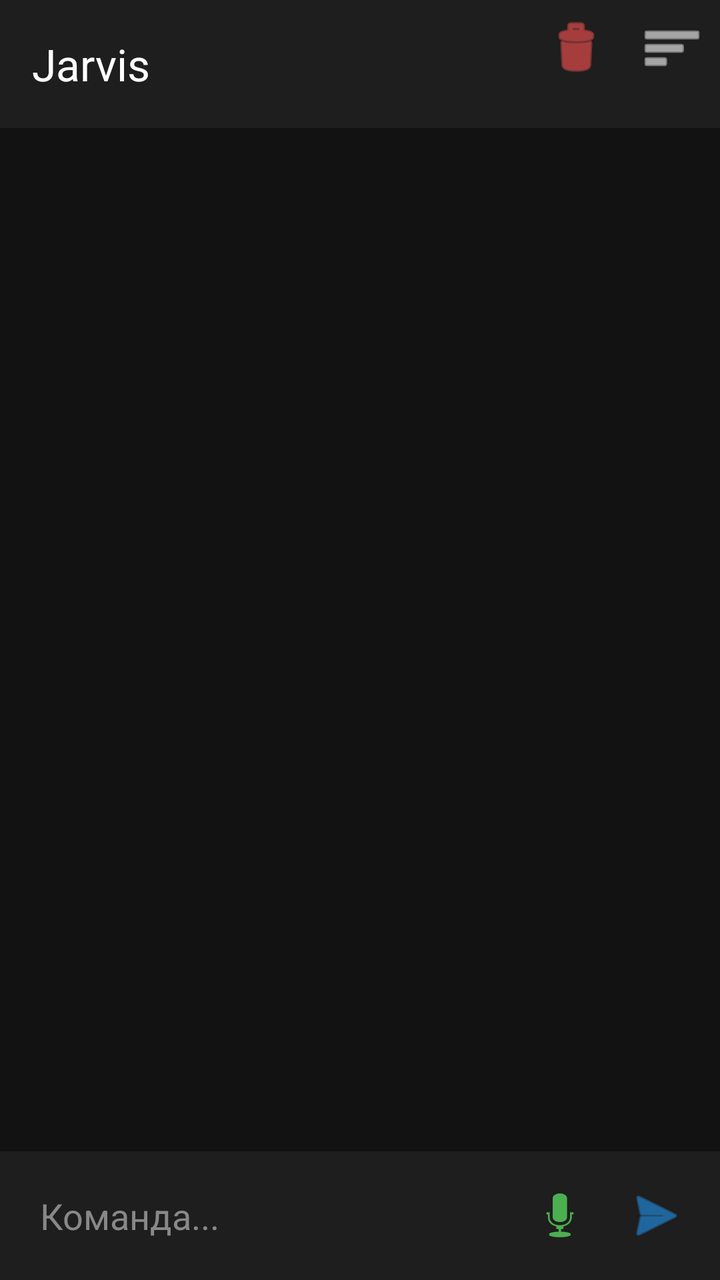
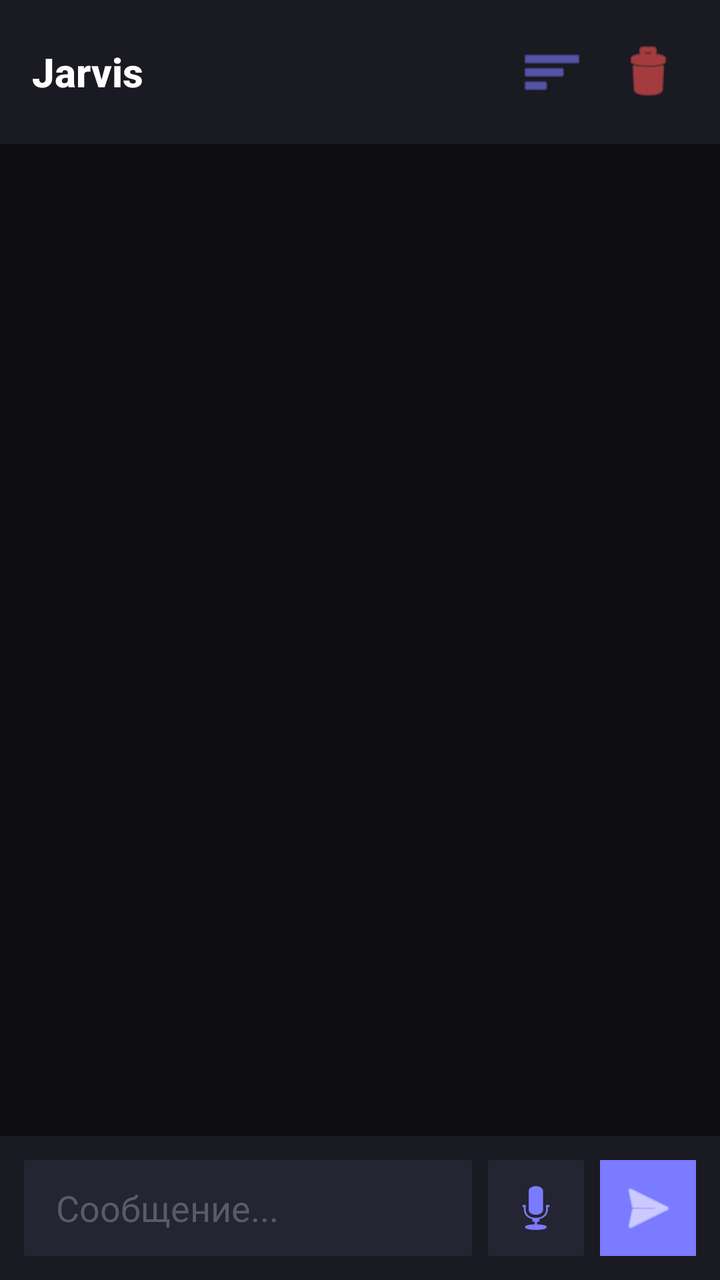

The first picture is an Android layout as it rendered before a commit; the second is the same layout after the commit. The layout source and the unified diff follow.
<!-- AndroidManifest.xml: application theme Theme.Material3.Dark.NoActionBar -->
<!-- res/layout/activity_main.xml -->
<?xml version="1.0" encoding="utf-8"?>
<androidx.constraintlayout.widget.ConstraintLayout 
    xmlns:android="http://schemas.android.com/apk/res/android"
    xmlns:app="http://schemas.android.com/apk/res-auto"
    android:layout_width="match_parent"
    android:layout_height="match_parent"
    android:background="#121212">

    
    <com.google.android.material.appbar.MaterialToolbar
        android:id="@+id/toolbar"
        android:layout_width="match_parent"
        android:layout_height="?attr/actionBarSize"
        android:background="#1E1E1E"
        app:title="Jarvis"
        app:titleTextColor="#FFFFFF"
        app:layout_constraintTop_toTopOf="parent">

        <LinearLayout
            android:layout_width="wrap_content"
            android:layout_height="match_parent"
            android:layout_gravity="end"
            android:orientation="horizontal">

            <ImageButton
                android:id="@+id/btnClear"
                android:layout_width="48dp"
                android:layout_height="48dp"
                android:background="?attr/selectableItemBackgroundBorderless"
                android:src="@android:drawable/ic_menu_delete"
                app:tint="#FF5252"/>

            <ImageButton
                android:id="@+id/btnMenu"
                android:layout_width="48dp"
                android:layout_height="48dp"
                android:background="?attr/selectableItemBackgroundBorderless"
                android:src="@android:drawable/ic_menu_sort_by_size"
                app:tint="#FFFFFF"/>
        </LinearLayout>
    </com.google.android.material.appbar.MaterialToolbar>

    
    <ScrollView
        android:id="@+id/scrollView"
        android:layout_width="match_parent"
        android:layout_height="0dp"
        android:padding="16dp"
        app:layout_constraintTop_toBottomOf="@id/toolbar"
        app:layout_constraintBottom_toTopOf="@id/bottomBar">

        <TextView
            android:id="@+id/logView"
            android:layout_width="match_parent"
            android:layout_height="wrap_content"
            android:textColor="#E0E0E0"
            android:textSize="15sp"
            android:lineSpacingExtra="6dp"
            android:fontFamily="sans-serif"/>
    </ScrollView>

    
    <LinearLayout
        android:id="@+id/bottomBar"
        android:layout_width="match_parent"
        android:layout_height="wrap_content"
        android:orientation="horizontal"
        android:padding="8dp"
        android:background="#1E1E1E"
        app:layout_constraintBottom_toBottomOf="parent">

        <EditText
            android:id="@+id/inputField"
            android:layout_width="0dp"
            android:layout_height="wrap_content"
            android:layout_weight="1"
            android:hint="Команда..."
            android:textColor="#FFFFFF"
            android:textColorHint="#888888"
            android:background="@android:color/transparent"
            android:padding="12dp"
            android:inputType="text"/>

        <ImageButton
            android:id="@+id/voiceButton"
            android:layout_width="48dp"
            android:layout_height="48dp"
            android:background="?attr/selectableItemBackgroundBorderless"
            android:src="@android:drawable/ic_btn_speak_now"
            app:tint="#4CAF50"/>

        <ImageButton
            android:id="@+id/sendButton"
            android:layout_width="48dp"
            android:layout_height="48dp"
            android:background="?attr/selectableItemBackgroundBorderless"
            android:src="@android:drawable/ic_menu_send"
            app:tint="#2196F3"/>
    </LinearLayout>

</androidx.constraintlayout.widget.ConstraintLayout>
<!-- resources referenced by this layout -->
<resources>

</resources>

<!-- the commit's change to res/layout/activity_main.xml (unified diff, before → after) -->
@@ -4,58 +4,66 @@
     xmlns:app="http://schemas.android.com/apk/res-auto"
     android:layout_width="match_parent"
     android:layout_height="match_parent"
-    android:background="#121212">
+    android:background="#0F0F13">
 
     
-    <com.google.android.material.appbar.MaterialToolbar
-        android:id="@+id/toolbar"
+    <LinearLayout
+        android:id="@+id/header"
         android:layout_width="match_parent"
-        android:layout_height="?attr/actionBarSize"
-        android:background="#1E1E1E"
-        app:title="Jarvis"
-        app:titleTextColor="#FFFFFF"
+        android:layout_height="wrap_content"
+        android:background="#1A1A22"
+        android:elevation="8dp"
+        android:padding="16dp"
+        android:orientation="horizontal"
+        android:gravity="center_vertical"
         app:layout_constraintTop_toTopOf="parent">
 
-        <LinearLayout
-            android:layout_width="wrap_content"
-            android:layout_height="match_parent"
-            android:layout_gravity="end"
-            android:orientation="horizontal">
+        <TextView
+            android:id="@+id/toolbarTitle"
+            android:layout_width="0dp"
+            android:layout_height="wrap_content"
+            android:layout_weight="1"
+            android:text="Jarvis"
+            android:textColor="#FFFFFF"
+            android:textSize="20sp"
+            android:textStyle="bold"
+            android:fontFamily="sans-serif-medium"/>
 
-            <ImageButton
-                android:id="@+id/btnClear"
-                android:layout_width="48dp"
-                android:layout_height="48dp"
-                android:background="?attr/selectableItemBackgroundBorderless"
-                android:src="@android:drawable/ic_menu_delete"
-                app:tint="#FF5252"/>
+        <ImageButton
+            android:id="@+id/btnMenu"
+            android:layout_width="40dp"
+            android:layout_height="40dp"
+            android:background="?attr/selectableItemBackgroundBorderless"
+            android:src="@android:drawable/ic_menu_sort_by_size"
+            app:tint="#7B7BFF"/>
 
-            <ImageButton
-                android:id="@+id/btnMenu"
-                android:layout_width="48dp"
-                android:layout_height="48dp"
-                android:background="?attr/selectableItemBackgroundBorderless"
-                android:src="@android:drawable/ic_menu_sort_by_size"
-                app:tint="#FFFFFF"/>
-        </LinearLayout>
-    </com.google.android.material.appbar.MaterialToolbar>
+        <ImageButton
+            android:id="@+id/btnClear"
+            android:layout_width="40dp"
+            android:layout_height="40dp"
+            android:layout_marginStart="8dp"
+            android:background="?attr/selectableItemBackgroundBorderless"
+            android:src="@android:drawable/ic_menu_delete"
+            app:tint="#FF5252"/>
+    </LinearLayout>
 
     
     <ScrollView
         android:id="@+id/scrollView"
         android:layout_width="match_parent"
         android:layout_height="0dp"
-        android:padding="16dp"
-        app:layout_constraintTop_toBottomOf="@id/toolbar"
+        android:padding="12dp"
+        android:clipToPadding="false"
+        app:layout_constraintTop_toBottomOf="@id/header"
         app:layout_constraintBottom_toTopOf="@id/bottomBar">
 
         <TextView
             android:id="@+id/logView"
             android:layout_width="match_parent"
             android:layout_height="wrap_content"
-            android:textColor="#E0E0E0"
+            android:textColor="#D1D1D6"
             android:textSize="15sp"
-            android:lineSpacingExtra="6dp"
+            android:lineSpacingExtra="8dp"
             android:fontFamily="sans-serif"/>
     </ScrollView>
 
@@ -65,37 +73,43 @@
         android:layout_width="match_parent"
         android:layout_height="wrap_content"
         android:orientation="horizontal"
-        android:padding="8dp"
-        android:background="#1E1E1E"
+        android:padding="12dp"
+        android:background="#1A1A22"
+        android:elevation="12dp"
+        android:gravity="center_vertical"
         app:layout_constraintBottom_toBottomOf="parent">
 
         <EditText
             android:id="@+id/inputField"
             android:layout_width="0dp"
-            android:layout_height="wrap_content"
+            android:layout_height="48dp"
             android:layout_weight="1"
-            android:hint="Команда..."
+            android:hint="Сообщение..."
             android:textColor="#FFFFFF"
-            android:textColorHint="#888888"
-            android:background="@android:color/transparent"
-            android:padding="12dp"
-            android:inputType="text"/>
+            android:textColorHint="#5A5A6A"
+            android:background="#242432"
+            android:paddingStart="16dp"
+            android:paddingEnd="16dp"
+            android:inputType="text"
+            android:maxLines="1"/>
 
         <ImageButton
             android:id="@+id/voiceButton"
             android:layout_width="48dp"
             android:layout_height="48dp"
-            android:background="?attr/selectableItemBackgroundBorderless"
+            android:layout_marginStart="8dp"
+            android:background="#242432"
             android:src="@android:drawable/ic_btn_speak_now"
-            app:tint="#4CAF50"/>
+            app:tint="#7B7BFF"/>
 
         <ImageButton
             android:id="@+id/sendButton"
             android:layout_width="48dp"
             android:layout_height="48dp"
-            android:background="?attr/selectableItemBackgroundBorderless"
+            android:layout_marginStart="8dp"
+            android:background="#7B7BFF"
             android:src="@android:drawable/ic_menu_send"
-            app:tint="#2196F3"/>
+            app:tint="#FFFFFF"/>
     </LinearLayout>
 
 </androidx.constraintlayout.widget.ConstraintLayout>
